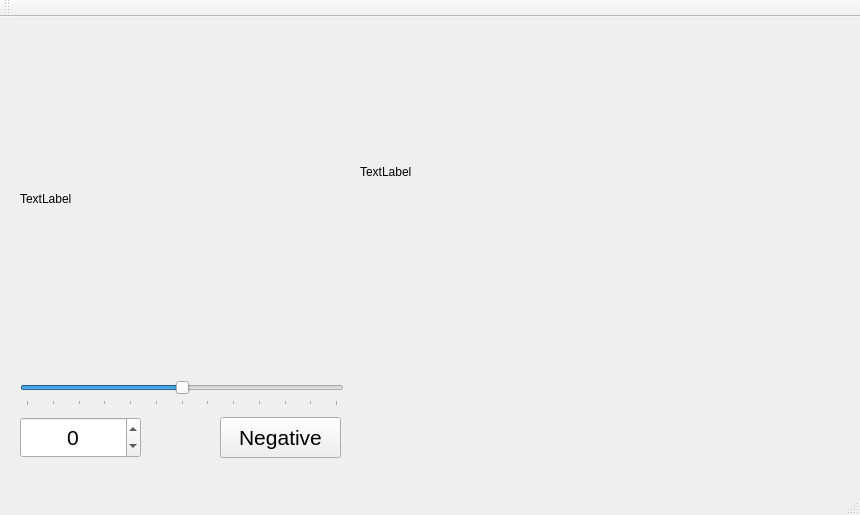
First picture: the form in mainwindow.ui, repository ahmetcihan/opencv_playground, before the edit.
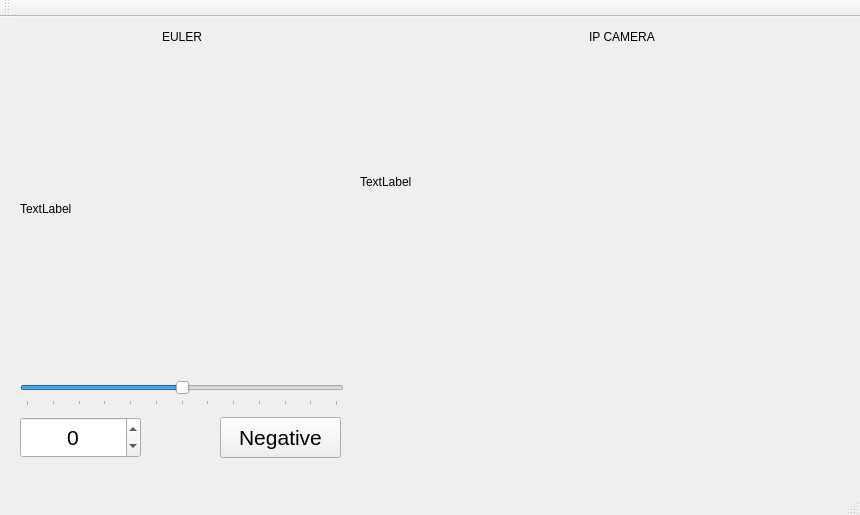
Second picture: the form after the edit.

```diff
--- a/mainwindow.ui
+++ b/mainwindow.ui
@@ -18,7 +18,7 @@
     <property name="geometry">
      <rect>
       <x>20</x>
-      <y>20</y>
+      <y>30</y>
       <width>324</width>
       <height>324</height>
      </rect>
@@ -98,7 +98,7 @@
     <property name="geometry">
      <rect>
       <x>360</x>
-      <y>20</y>
+      <y>30</y>
       <width>480</width>
       <height>270</height>
      </rect>
@@ -107,6 +107,38 @@
      <string>TextLabel</string>
     </property>
    </widget>
+   <widget class="QLabel" name="label">
+    <property name="geometry">
+     <rect>
+      <x>20</x>
+      <y>10</y>
+      <width>324</width>
+      <height>20</height>
+     </rect>
+    </property>
+    <property name="text">
+     <string>EULER</string>
+    </property>
+    <property name="alignment">
+     <set>Qt::AlignCenter</set>
+    </property>
+   </widget>
+   <widget class="QLabel" name="label_2">
+    <property name="geometry">
+     <rect>
+      <x>460</x>
+      <y>10</y>
+      <width>324</width>
+      <height>20</height>
+     </rect>
+    </property>
+    <property name="text">
+     <string>IP CAMERA</string>
+    </property>
+    <property name="alignment">
+     <set>Qt::AlignCenter</set>
+    </property>
+   </widget>
   </widget>
   <widget class="QToolBar" name="mainToolBar">
    <attribute name="toolBarArea">
```
